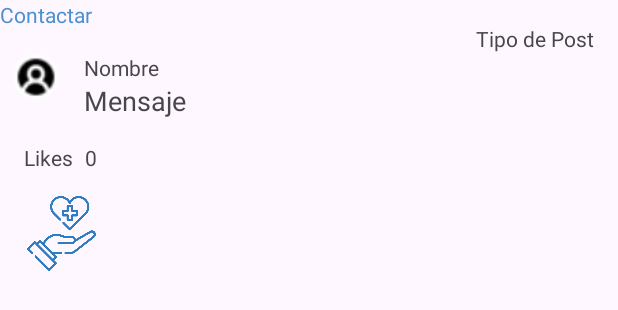
After one commit to AnaPaula202/Connu_App, an Android app: the layout post_fila.xml on its own in the app's theme, with its tools: preview values and no code run, on a phone screen of 412 x 824 dp. The commit adds this screen. Shown: the top 310 px of the screen. Run offline under Robolectric (Android 15) with nearby library versions, the phone set to English and light mode, and no system bars; network calls fail; Roboto replaces fonts that are not available here.

Commit message:
error recycler posts xd

```diff
--- a/app/src/main/java/com/example/connu/MainActivity.kt
+++ b/app/src/main/java/com/example/connu/MainActivity.kt
@@ -72,8 +72,6 @@ class MainActivity : AppCompatActivity() {
             )
 
             requestQueue.add(request)
-
-
         }
 
 
--- a/app/src/main/java/com/example/connu/RegisterActivity.kt
+++ b/app/src/main/java/com/example/connu/RegisterActivity.kt
@@ -45,7 +45,6 @@ class RegisterActivity : AppCompatActivity() {
             startActivity(intent)
         }
 
-        // Inicializa tus elementos
         etRName = findViewById(R.id.etRName)
         etRMail = findViewById(R.id.etRMail)
         etRPass = findViewById(R.id.etRPass)
--- a/app/src/main/res/layout/activity_main.xml
+++ b/app/src/main/res/layout/activity_main.xml
@@ -51,6 +51,7 @@
         android:background="@android:drawable/editbox_background"
         android:backgroundTint="@color/white"
         android:ems="10"
+        android:hint="@string/pass"
         android:inputType="textPassword"
         android:minHeight="48dp"
         app:layout_constraintEnd_toEndOf="parent"
@@ -67,6 +68,7 @@
         android:background="@android:drawable/editbox_background"
         android:backgroundTint="@color/white"
         android:ems="10"
+        android:hint="@string/correo"
         android:inputType="text"
         android:minHeight="48dp"
         app:layout_constraintEnd_toEndOf="parent"
--- a/app/src/main/res/layout/fragment_main_page.xml
+++ b/app/src/main/res/layout/fragment_main_page.xml
@@ -39,6 +39,7 @@
         android:minHeight="48dp" />
 
     <androidx.recyclerview.widget.RecyclerView
+        android:id="@+id/posts"
         android:layout_width="match_parent"
         android:layout_height="match_parent"
         android:layout_gravity="bottom"
--- /dev/null
+++ b/app/src/main/res/layout/post_fila.xml
@@ -0,0 +1,102 @@
+<?xml version="1.0" encoding="utf-8"?>
+<androidx.constraintlayout.widget.ConstraintLayout xmlns:android="http://schemas.android.com/apk/res/android"
+    xmlns:app="http://schemas.android.com/apk/res-auto"
+    xmlns:tools="http://schemas.android.com/tools"
+    android:layout_width="match_parent"
+    android:layout_height="wrap_content">
+
+    <ImageView
+        android:id="@+id/ivImgPostP"
+        android:layout_width="32dp"
+        android:layout_height="32dp"
+        android:layout_marginStart="8dp"
+        app:layout_constraintStart_toStartOf="parent"
+        app:layout_constraintTop_toBottomOf="@+id/tvPostType"
+        app:srcCompat="@drawable/myprofile" />
+
+    <TextView
+        android:id="@+id/tvPName"
+        android:layout_width="0dp"
+        android:layout_height="wrap_content"
+        android:layout_marginStart="16dp"
+        android:text="Nombre"
+        android:textAppearance="@style/TextAppearance.AppCompat.Small"
+        app:layout_constraintEnd_toEndOf="parent"
+        app:layout_constraintHorizontal_bias="0.0"
+        app:layout_constraintStart_toEndOf="@+id/ivImgPostP"
+        app:layout_constraintTop_toBottomOf="@+id/tvPostType" />
+
+    <TextView
+        android:id="@+id/tvPMessage"
+        android:layout_width="356dp"
+        android:layout_height="0dp"
+        android:layout_marginStart="16dp"
+        android:text="Mensaje"
+        android:textAppearance="@style/TextAppearance.AppCompat.Medium"
+        app:layout_constraintEnd_toEndOf="parent"
+        app:layout_constraintHorizontal_bias="1.0"
+        app:layout_constraintStart_toEndOf="@+id/ivImgPostP"
+        app:layout_constraintTop_toBottomOf="@+id/tvPName" />
+
+    <TextView
+        android:id="@+id/tvLikes"
+        android:layout_width="wrap_content"
+        android:layout_height="wrap_content"
+        android:layout_marginStart="16dp"
+        android:layout_marginTop="16dp"
+        android:text="@string/likes"
+        app:layout_constraintStart_toStartOf="parent"
+        app:layout_constraintTop_toBottomOf="@+id/ivPImg" />
+
+    <ImageView
+        android:id="@+id/ivPImg"
+        android:layout_width="150dp"
+        android:layout_height="150dp"
+        android:layout_marginStart="16dp"
+        android:scaleType="fitCenter"
+        android:visibility="gone"
+        app:layout_constraintEnd_toEndOf="parent"
+        app:layout_constraintStart_toStartOf="parent"
+        app:layout_constraintTop_toBottomOf="@+id/tvPMessage"
+        tools:srcCompat="@tools:sample/avatars" />
+
+    <TextView
+        android:id="@+id/tvLikesAmount"
+        android:layout_width="wrap_content"
+        android:layout_height="wrap_content"
+        android:layout_marginStart="8dp"
+        android:layout_marginTop="16dp"
+        android:text="0"
+        app:layout_constraintStart_toEndOf="@+id/tvLikes"
+        app:layout_constraintTop_toBottomOf="@+id/ivPImg" />
+
+    <ImageView
+        android:id="@+id/bLike"
+        android:layout_width="50dp"
+        android:layout_height="50dp"
+        android:layout_marginStart="16dp"
+        android:layout_marginTop="16dp"
+        app:layout_constraintStart_toStartOf="parent"
+        app:layout_constraintTop_toBottomOf="@+id/tvLikes"
+        app:srcCompat="@drawable/like_blanco" />
+
+    <TextView
+        android:id="@+id/tvPostType"
+        android:layout_width="wrap_content"
+        android:layout_height="wrap_content"
+        android:layout_marginTop="16dp"
+        android:layout_marginEnd="16dp"
+        android:text="Tipo de Post"
+        app:layout_constraintEnd_toEndOf="parent"
+        app:layout_constraintTop_toTopOf="parent" />
+
+    <TextView
+        android:id="@+id/tvPostContact"
+        android:layout_width="wrap_content"
+        android:layout_height="wrap_content"
+        android:text="@string/contact"
+        android:textColor="@color/light_blue"
+        app:layout_constraintStart_toStartOf="parent"
+        app:layout_constraintTop_toTopOf="parent" />
+
+</androidx.constraintlayout.widget.ConstraintLayout>
--- a/app/src/main/res/values-night/strings.xml
+++ b/app/src/main/res/values-night/strings.xml
@@ -21,6 +21,8 @@
     <string name="new_post">Nueva Publicación</string>
     <string name="cancel">Cancelar</string>
     <string name="publish">Publicar</string>
+    <string name="likes">Likes</string>
+    <string name="contact">Contactar</string>
 
     <string-array name="gender_options">
         <item>Femenino</item>
--- a/app/src/main/res/values/strings.xml
+++ b/app/src/main/res/values/strings.xml
@@ -66,6 +66,8 @@
     <string name="new_post">Nueva Publicación</string>
     <string name="cancel">Cancelar</string>
     <string name="publish">Publicar</string>
+    <string name="likes">Likes</string>
+    <string name="contact">Contactar</string>
 
     <string-array name="gender_options">
         <item>Femenino</item>
```
Also changed, not shown: app/src/main/java/com/example/connu/Fragments/MainPageFragment.kt (+76 -2 lines), app/src/main/java/com/example/connu/Post.kt (added, +11 -0 lines), app/src/main/java/com/example/connu/PostAdapter.kt (added, +42 -0 lines), app/src/main/java/com/example/connu/PostViewHolder.kt (added, +32 -0 lines), app/src/main/res/drawable/like_blanco.png (added), app/src/main/res/drawable/like_relleno.png (added).
